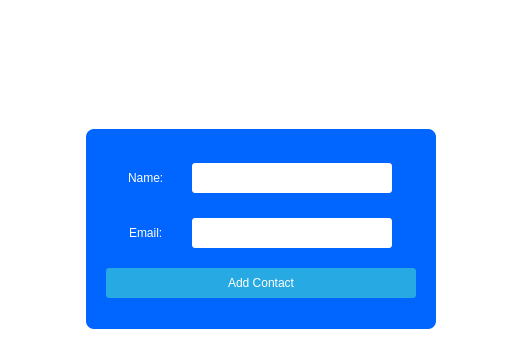
First picture: the form in addcontact.ui, repository TarangGarlapally/pegasus-chat, before the edit.
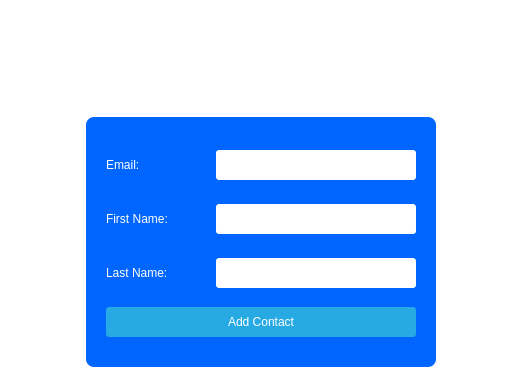
Second picture: the form after the edit. Icons and pictures are not drawn.

```diff
--- a/addcontact.ui
+++ b/addcontact.ui
@@ -7,7 +7,7 @@
     <x>0</x>
     <y>0</y>
     <width>522</width>
-    <height>343</height>
+    <height>388</height>
    </rect>
   </property>
   <property name="windowTitle">
@@ -32,8 +32,8 @@
        </property>
        <property name="minimumSize">
         <size>
-         <width>250</width>
-         <height>100</height>
+         <width>200</width>
+         <height>80</height>
         </size>
        </property>
        <property name="font">
@@ -85,7 +85,7 @@
        <property name="minimumSize">
         <size>
          <width>350</width>
-         <height>200</height>
+         <height>250</height>
         </size>
        </property>
        <property name="styleSheet">
@@ -126,59 +126,144 @@
 </string>
             </property>
             <property name="text">
-             <string>Name:</string>
-            </property>
-           </widget>
-          </item>
-          <item>
-           <widget class="QLineEdit" name="name">
-            <property name="sizePolicy">
-             <sizepolicy hsizetype="Fixed" vsizetype="Fixed">
-              <horstretch>0</horstretch>
-              <verstretch>0</verstretch>
-             </sizepolicy>
-            </property>
-            <property name="minimumSize">
-             <size>
-              <width>200</width>
-              <height>30</height>
-             </size>
-            </property>
-            <property name="styleSheet">
-             <string notr="true">QLineEdit { border-radius: 3px;
-background:white; }</string>
-            </property>
-           </widget>
-          </item>
-         </layout>
-        </item>
-        <item>
-         <layout class="QHBoxLayout" name="horizontalLayout">
-          <item>
-           <widget class="QLabel" name="label_3">
-            <property name="sizePolicy">
-             <sizepolicy hsizetype="Fixed" vsizetype="Fixed">
-              <horstretch>0</horstretch>
-              <verstretch>0</verstretch>
-             </sizepolicy>
-            </property>
-            <property name="minimumSize">
-             <size>
-              <width>0</width>
-              <height>40</height>
-             </size>
-            </property>
-            <property name="styleSheet">
-             <string notr="true">QLabel { color: white; }
-</string>
-            </property>
-            <property name="text">
              <string>Email:</string>
             </property>
            </widget>
           </item>
+          <item>
+           <spacer name="horizontalSpacer">
+            <property name="orientation">
+             <enum>Qt::Horizontal</enum>
+            </property>
+            <property name="sizeHint" stdset="0">
+             <size>
+              <width>40</width>
+              <height>20</height>
+             </size>
+            </property>
+           </spacer>
+          </item>
           <item>
            <widget class="QLineEdit" name="email">
+            <property name="sizePolicy">
+             <sizepolicy hsizetype="Fixed" vsizetype="Fixed">
+              <horstretch>0</horstretch>
+              <verstretch>0</verstretch>
+             </sizepolicy>
+            </property>
+            <property name="minimumSize">
+             <size>
+              <width>200</width>
+              <height>30</height>
+             </size>
+            </property>
+            <property name="styleSheet">
+             <string notr="true">QLineEdit { border-radius: 3px;
+background:white; }</string>
+            </property>
+           </widget>
+          </item>
+         </layout>
+        </item>
+        <item>
+         <layout class="QHBoxLayout" name="horizontalLayout_5">
+          <item>
+           <widget class="QLabel" name="label_2">
+            <property name="sizePolicy">
+             <sizepolicy hsizetype="Fixed" vsizetype="Fixed">
+              <horstretch>0</horstretch>
+              <verstretch>0</verstretch>
+             </sizepolicy>
+            </property>
+            <property name="minimumSize">
+             <size>
+              <width>0</width>
+              <height>40</height>
+             </size>
+            </property>
+            <property name="styleSheet">
+             <string notr="true">QLabel { color: white; }</string>
+            </property>
+            <property name="text">
+             <string>First Name:</string>
+            </property>
+           </widget>
+          </item>
+          <item>
+           <spacer name="horizontalSpacer_2">
+            <property name="orientation">
+             <enum>Qt::Horizontal</enum>
+            </property>
+            <property name="sizeHint" stdset="0">
+             <size>
+              <width>40</width>
+              <height>20</height>
+             </size>
+            </property>
+           </spacer>
+          </item>
+          <item>
+           <widget class="QLineEdit" name="fname">
+            <property name="sizePolicy">
+             <sizepolicy hsizetype="Fixed" vsizetype="Fixed">
+              <horstretch>0</horstretch>
+              <verstretch>0</verstretch>
+             </sizepolicy>
+            </property>
+            <property name="minimumSize">
+             <size>
+              <width>200</width>
+              <height>30</height>
+             </size>
+            </property>
+            <property name="styleSheet">
+             <string notr="true">QLineEdit { border-radius: 3px;
+background:white; }</string>
+            </property>
+           </widget>
+          </item>
+         </layout>
+        </item>
+        <item>
+         <layout class="QHBoxLayout" name="horizontalLayout">
+          <item>
+           <widget class="QLabel" name="label_3">
+            <property name="sizePolicy">
+             <sizepolicy hsizetype="Fixed" vsizetype="Fixed">
+              <horstretch>0</horstretch>
+              <verstretch>0</verstretch>
+             </sizepolicy>
+            </property>
+            <property name="minimumSize">
+             <size>
+              <width>0</width>
+              <height>40</height>
+             </size>
+            </property>
+            <property name="styleSheet">
+             <string notr="true">QLabel { color: white; }
+</string>
+            </property>
+            <property name="text">
+             <string>Last Name:</string>
+            </property>
+           </widget>
+          </item>
+          <item>
+           <spacer name="horizontalSpacer_3">
+            <property name="orientation">
+             <enum>Qt::Horizontal</enum>
+            </property>
+            <property name="sizeHint" stdset="0">
+             <size>
+              <width>40</width>
+              <height>20</height>
+             </size>
+            </property>
+           </spacer>
+          </item>
+          <item>
+           <widget class="QLineEdit" name="lname">
             <property name="sizePolicy">
              <sizepolicy hsizetype="Fixed" vsizetype="Fixed">
               <horstretch>0</horstretch>
```
